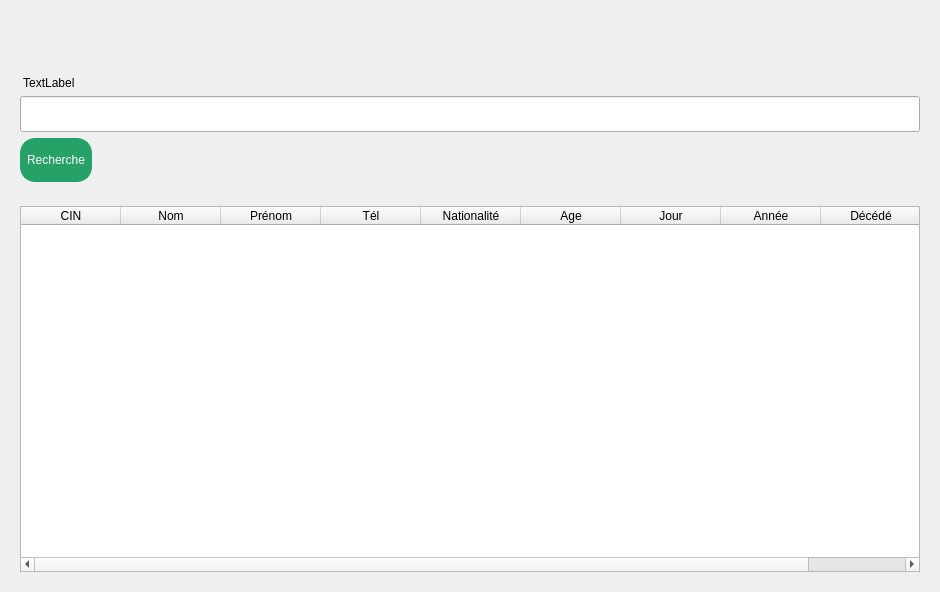
Qt form Personne/Afficher/affichageUi.ui (Mindblownserver/mini-project) before a commit.
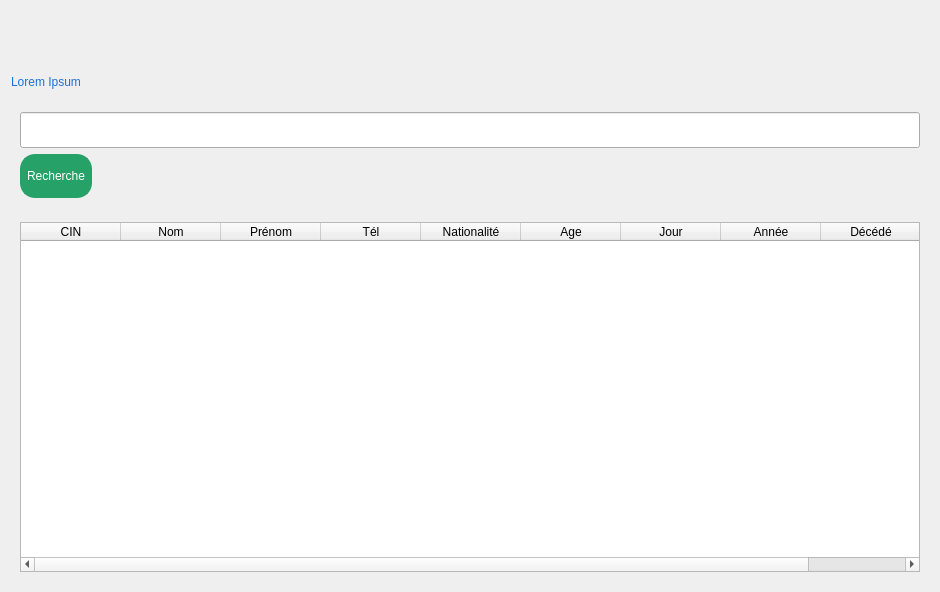
The same form after that commit. Icons and pictures are not drawn.

The edit to the form file:
```diff
--- a/Personne/Afficher/affichageUi.ui
+++ b/Personne/Afficher/affichageUi.ui
@@ -78,6 +78,39 @@
      </widget>
     </widget>
    </item>
+   <item>
+    <widget class="QFrame" name="frame_2">
+     <property name="minimumSize">
+      <size>
+       <width>0</width>
+       <height>30</height>
+      </size>
+     </property>
+     <property name="frameShape">
+      <enum>QFrame::NoFrame</enum>
+     </property>
+     <property name="frameShadow">
+      <enum>QFrame::Raised</enum>
+     </property>
+     <widget class="QLabel" name="text">
+      <property name="geometry">
+       <rect>
+        <x>0</x>
+        <y>0</y>
+        <width>922</width>
+        <height>30</height>
+       </rect>
+      </property>
+      <property name="styleSheet">
+       <string notr="true">color:rgb(28, 113, 216);
+font: 63 22pt &quot;URW Gothic&quot;;</string>
+      </property>
+      <property name="text">
+       <string>Lorem Ipsum</string>
+      </property>
+     </widget>
+    </widget>
+   </item>
    <item>
     <widget class="QFrame" name="critere">
      <property name="minimumSize">
@@ -96,13 +129,6 @@
       <enum>QFrame::Raised</enum>
      </property>
      <layout class="QVBoxLayout" name="verticalLayout_3">
-      <item>
-       <widget class="QLabel" name="text">
-        <property name="text">
-         <string> TextLabel</string>
-        </property>
-       </widget>
-      </item>
       <item>
        <widget class="QLineEdit" name="msg">
         <property name="minimumSize">
```
Left out of the diff: 2 changed lines with no effect on the pictures.
